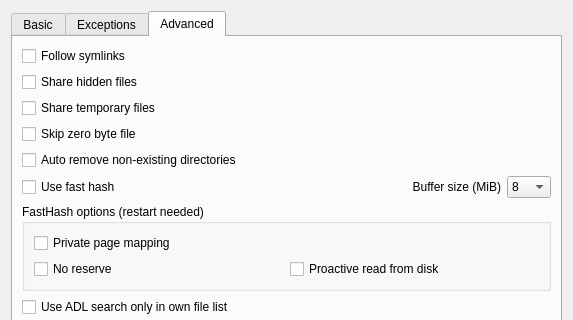
Qt form eiskaltdcpp-qt/ui/UISettingsSharing.ui (eiskaltdcpp/eiskaltdcpp) before a commit; both pictures show x 0 to 573 and y 0 to 320 of the 573 by 522 pixel window.
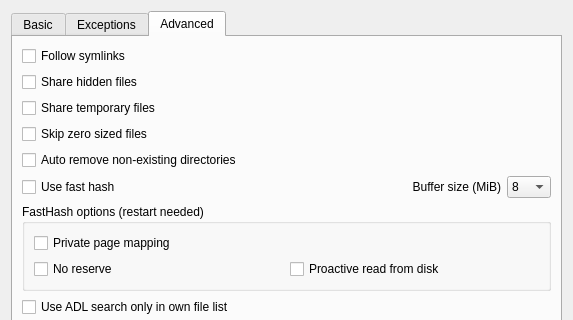
The same form after that commit. The open tabs and pages were chosen to show the change.

Commit message: Qt UI: small fix of new strings for translators

```diff
--- a/eiskaltdcpp-qt/ui/UISettingsSharing.ui
+++ b/eiskaltdcpp-qt/ui/UISettingsSharing.ui
@@ -243,7 +243,7 @@
        <item>
         <widget class="QCheckBox" name="checkBox_SHARE_SKIP_ZERO_BYTE">
          <property name="text">
-          <string>Skip zero byte file</string>
+          <string>Skip zero sized files</string>
          </property>
         </widget>
        </item>
```
